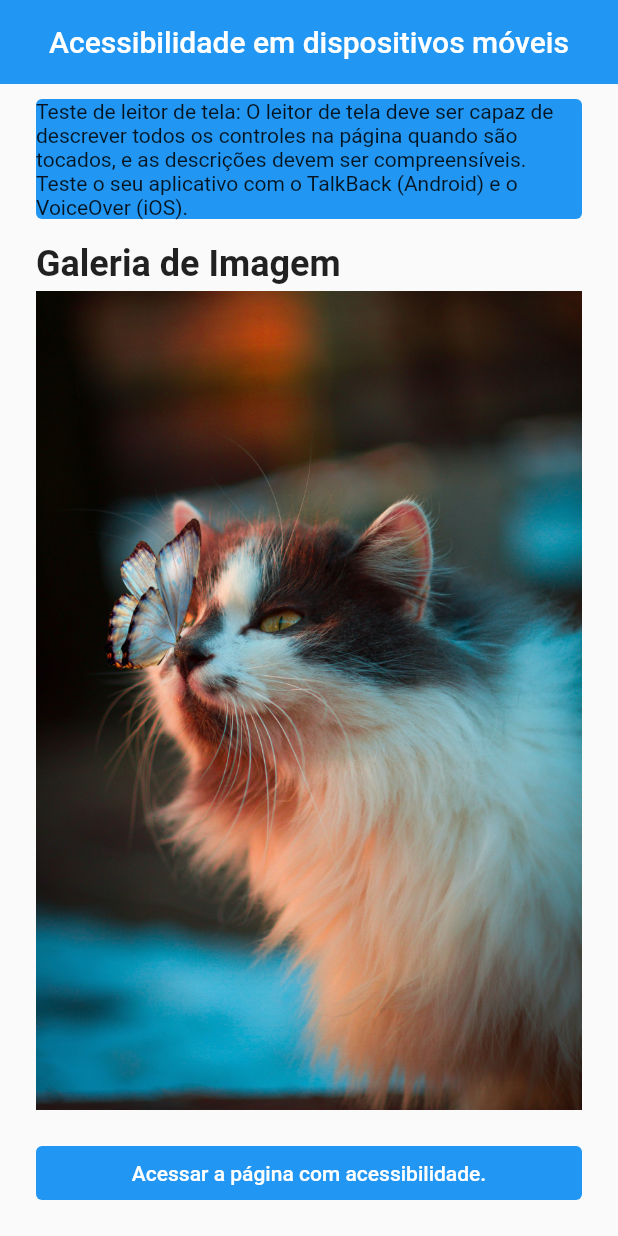
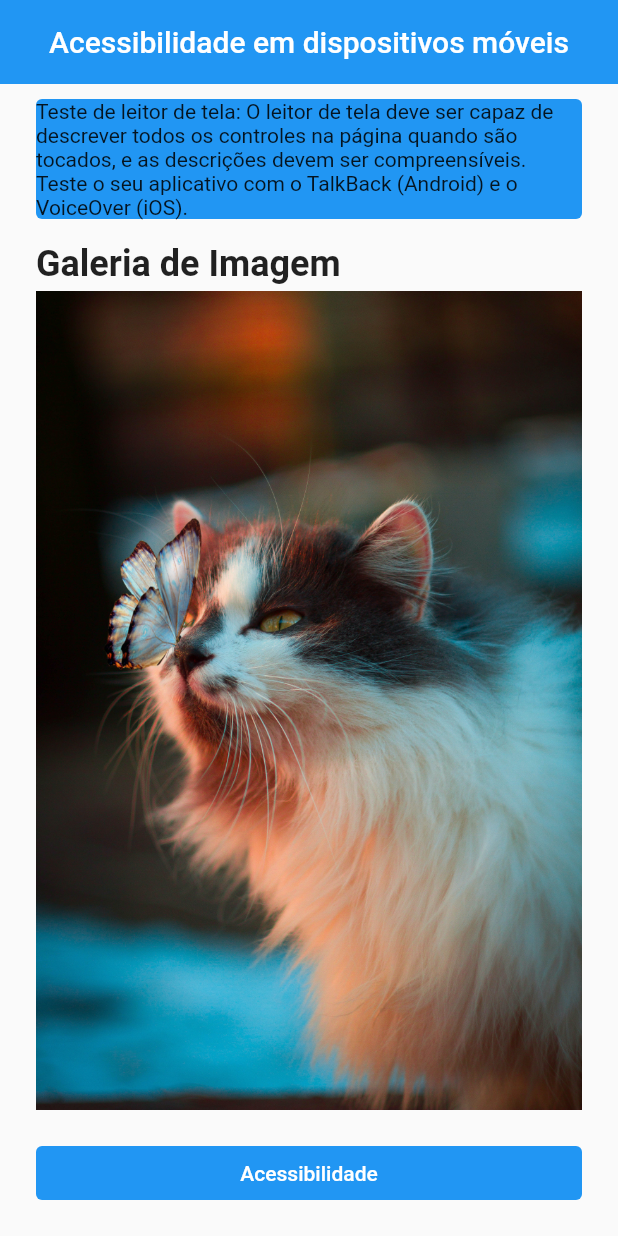
Before and after one commit to levxyca/acessibilidade, a Flutter app: the screen it shows after launch, scrolled down 46 dp, on a phone screen of 412 x 824 dp. Run offline on Flutter 3.47's test engine with Material 2 defaults, Android fonts, the phone set to English and light mode, and no system bars.

Commit message:
👀 alguns ajustes visuais

```diff
--- a/projects/project_example_mobile/lib/main.dart
+++ b/projects/project_example_mobile/lib/main.dart
@@ -78,7 +78,7 @@ class MyApp extends StatelessWidget {
               ),
               child: const Center(
                 child: Text(
-                  'Acessar a página com acessibilidade.',
+                  'Acessibilidade',
                   style: TextStyle(
                     color: Colors.white,
                     fontWeight: FontWeight.w500,
```
Also changed, not shown: projects/project_example_mobile/lib/accessibility.dart (+11 -4 lines).
